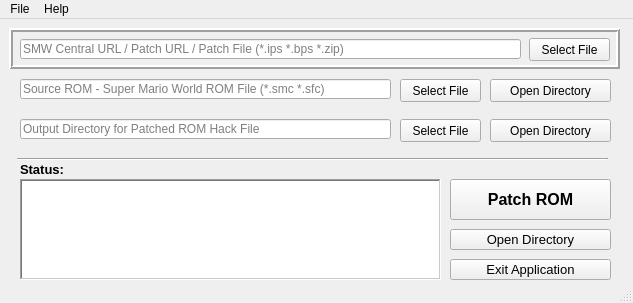
Old version of the form gui/main.ui in the repository smashedr/rom-patcher.
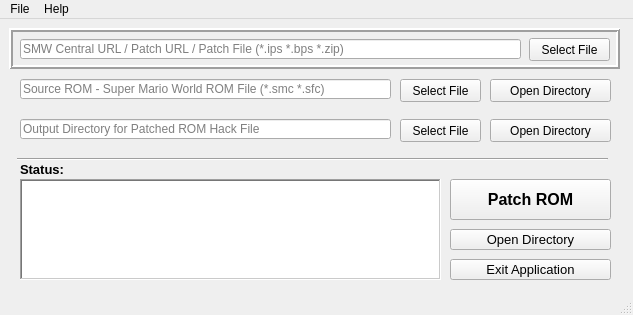
New version of the form.

Commit message: lock window size

What changed in the file:
```diff
--- a/gui/main.ui
+++ b/gui/main.ui
@@ -7,19 +7,31 @@
     <x>0</x>
     <y>0</y>
     <width>633</width>
-    <height>303</height>
+    <height>315</height>
    </rect>
   </property>
   <property name="minimumSize">
    <size>
     <width>633</width>
-    <height>303</height>
+    <height>315</height>
    </size>
   </property>
   <property name="maximumSize">
    <size>
-    <width>16777215</width>
-    <height>16777215</height>
+    <width>633</width>
+    <height>315</height>
+   </size>
+  </property>
+  <property name="sizeIncrement">
+   <size>
+    <width>0</width>
+    <height>4</height>
+   </size>
+  </property>
+  <property name="baseSize">
+   <size>
+    <width>0</width>
+    <height>0</height>
    </size>
   </property>
   <property name="windowTitle">
```
Left out of the diff: 2 changed lines with no effect on the pictures.
